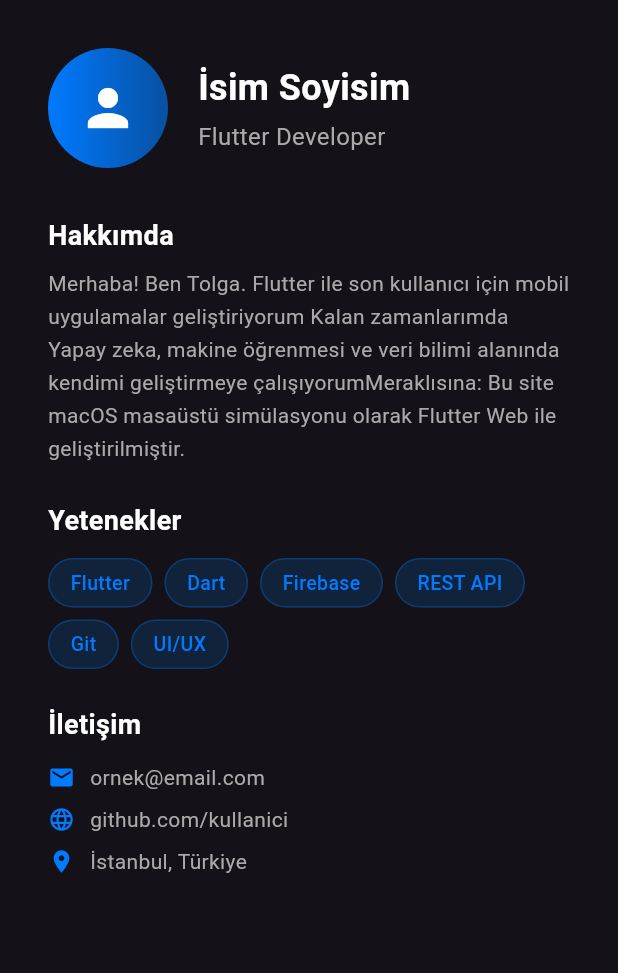
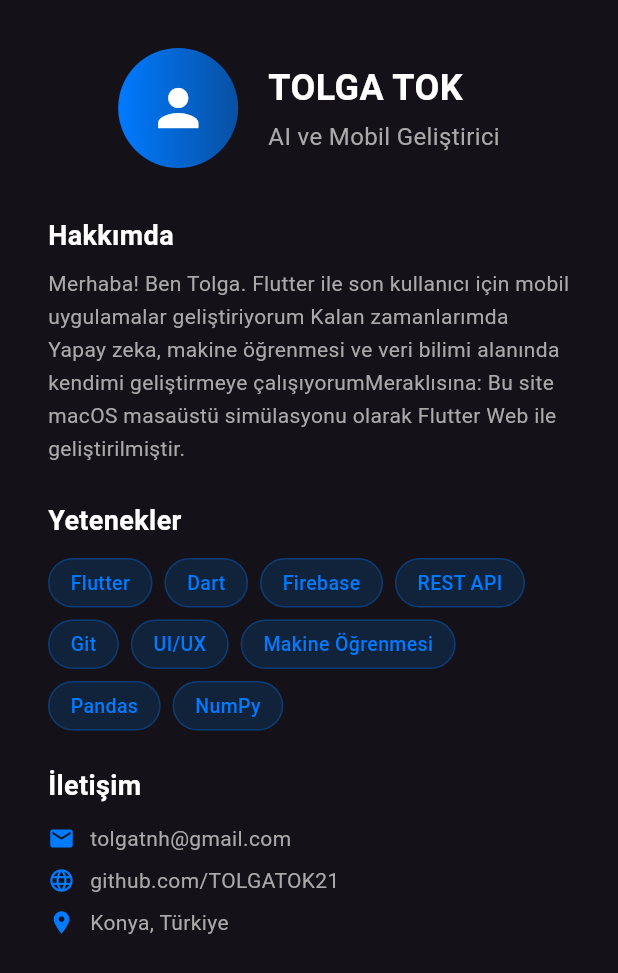
Before and after one commit to TOLGATOK21/tolgatok.com, a Flutter app: the AboutPage widget shown alone on an empty page, opened directly, on a phone screen of 412 x 824 dp. Shown: the top 973 px of the screen. Run offline on Flutter 3.47's test engine with Material 3 defaults, Android fonts, the phone set to English and light mode, and no system bars.

Commit message:
hakkımda page

```diff
--- a/lib/screens/desktop/pages/about_page.dart
+++ b/lib/screens/desktop/pages/about_page.dart
@@ -13,6 +13,7 @@ class AboutPage extends StatelessWidget {
         children: [
           // Avatar & Name
           Row(
+            mainAxisAlignment: MainAxisAlignment.center,
             children: [
               Container(
                 width: 80,
@@ -29,11 +30,11 @@ class AboutPage extends StatelessWidget {
                 child: const Icon(Icons.person, size: 40, color: Colors.white),
               ),
               const SizedBox(width: 20),
-              const Column(
+              Column(
                 crossAxisAlignment: CrossAxisAlignment.start,
                 children: [
                   Text(
-                    'İsim Soyisim',
+                    'TOLGA TOK',
                     style: TextStyle(
                       color: AppConstants.textColor,
                       fontSize: 24,
@@ -42,7 +43,7 @@ class AboutPage extends StatelessWidget {
                   ),
                   SizedBox(height: 4),
                   Text(
-                    'Flutter Developer',
+                    'AI ve Mobil Geliştirici',
                     style: TextStyle(
                       color: AppConstants.textSecondary,
                       fontSize: 16,
@@ -78,16 +79,22 @@ class AboutPage extends StatelessWidget {
               _skillChip('REST API'),
               _skillChip('Git'),
               _skillChip('UI/UX'),
+              _skillChip('Makine Öğrenmesi'),
+              _skillChip('Pandas'),
+              _skillChip('NumPy'),
             ],
           ),
           const SizedBox(height: 24),
           const _SectionTitle('İletişim'),
           const SizedBox(height: 12),
-          const _ContactRow(icon: Icons.email, text: 'ornek@email.com'),
+          const _ContactRow(icon: Icons.email, text: 'tolgatnh@gmail.com'),
           const SizedBox(height: 8),
-          const _ContactRow(icon: Icons.language, text: 'github.com/kullanici'),
+          const _ContactRow(
+            icon: Icons.language,
+            text: 'github.com/TOLGATOK21',
+          ),
           const SizedBox(height: 8),
-          const _ContactRow(icon: Icons.location_on, text: 'İstanbul, Türkiye'),
+          const _ContactRow(icon: Icons.location_on, text: 'Konya, Türkiye'),
         ],
       ),
     );
```
